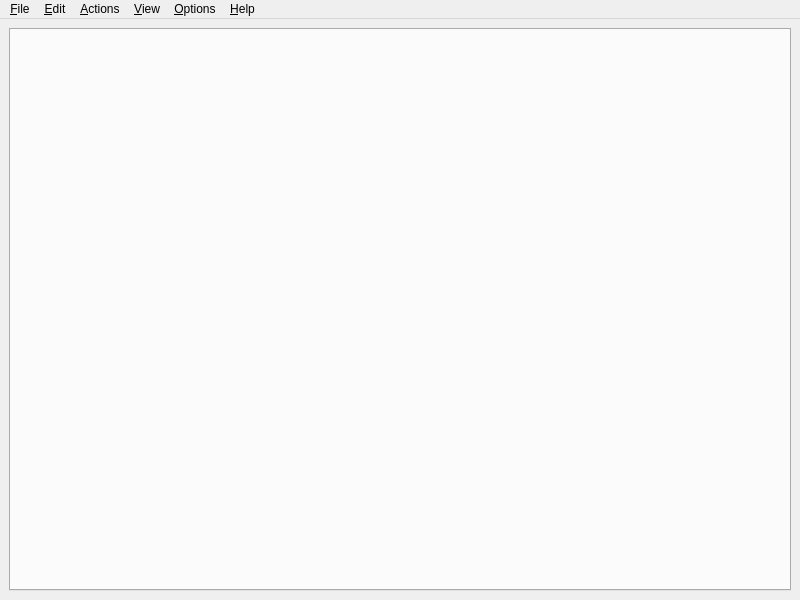
Old version of the form ui/appwindow.ui in the repository hiensumi/cpeditor.
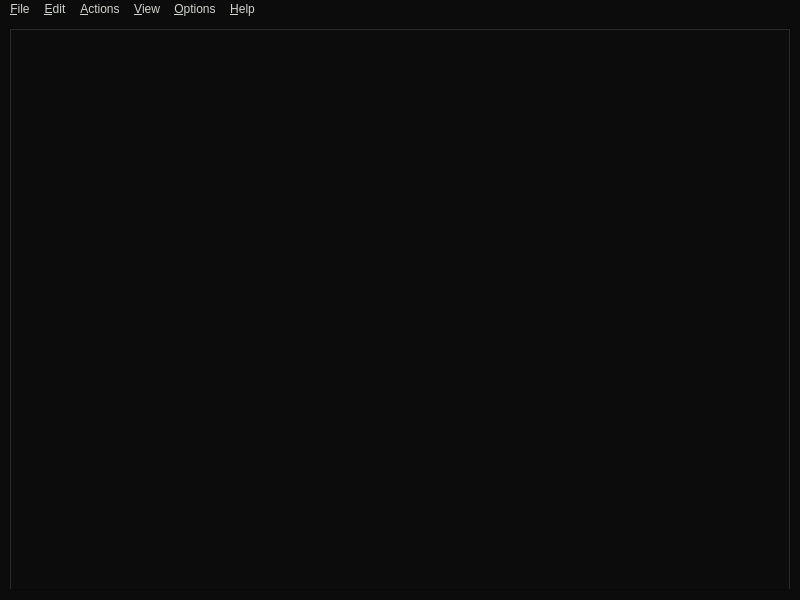
New version of the form.

```diff
--- a/ui/appwindow.ui
+++ b/ui/appwindow.ui
@@ -13,6 +13,10 @@
   <property name="windowTitle">
    <string>CP Editor: An editor specially designed for competitive programming</string>
   </property>
+  <property name="styleSheet">
+   <string notr="true">background-color: rgb(12, 12, 12);
+color: rgb(207, 212, 203);</string>
+  </property>
   <widget class="QWidget" name="centralwidget">
    <layout class="QHBoxLayout" name="horizontalLayout">
     <item>
@@ -45,7 +49,7 @@
      <x>0</x>
      <y>0</y>
      <width>800</width>
-     <height>21</height>
+     <height>30</height>
     </rect>
    </property>
    <widget class="QMenu" name="menuFile">
```
Left out of the diff: 4 changed lines with no effect on the pictures.
